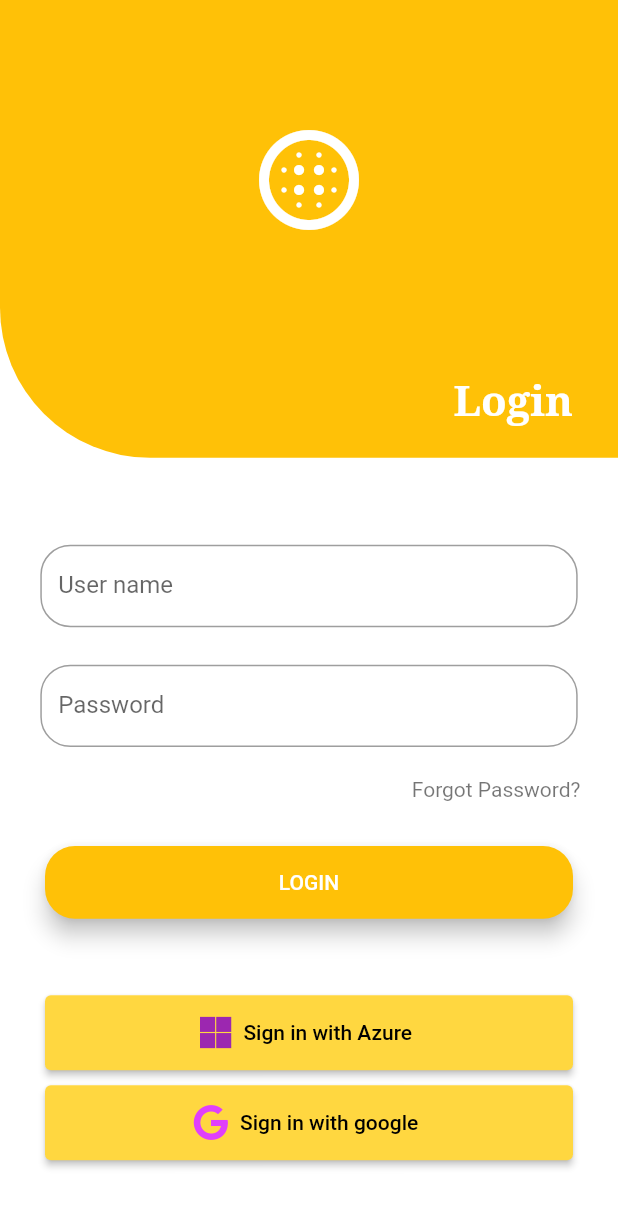
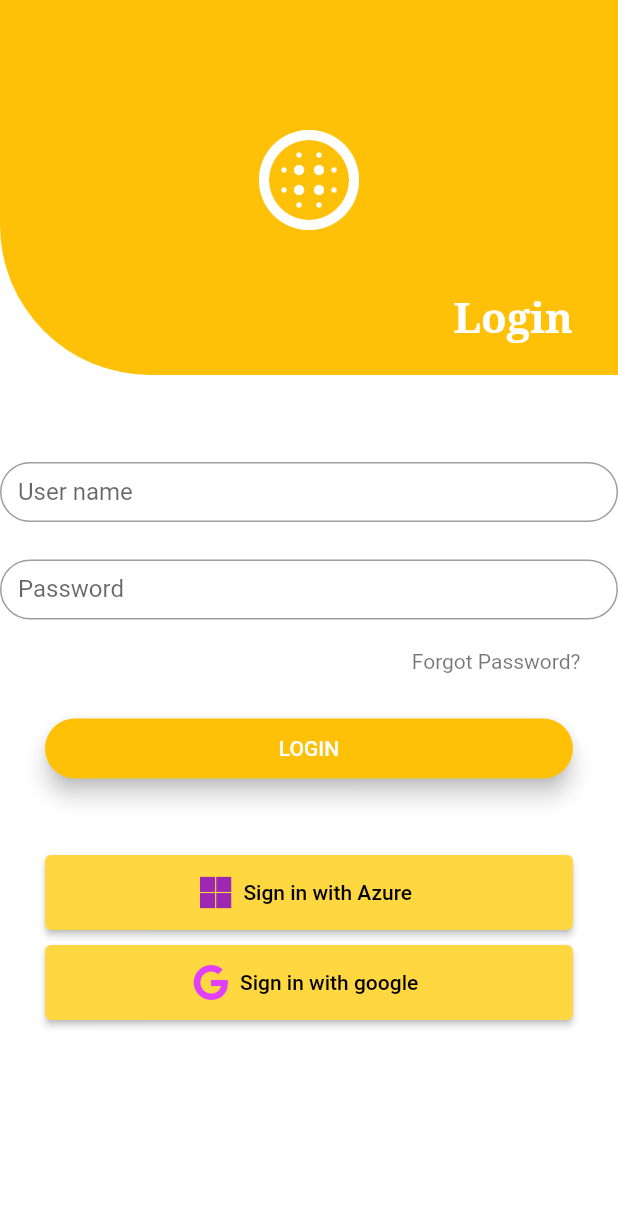
Before and after one commit to SimpleLogicm/flutter_sl_app, a Flutter app: the screen it shows after launch, on a phone screen of 412 x 824 dp. Shown: the top 1207 px of the screen. Run offline on Flutter 3.47's test engine with Material 2 defaults, Android fonts, the phone set to English and light mode, and no system bars; our stand-ins replace font_awesome_flutter, google_sign_in; missing offline and left inert: aad_oauth.

Commit message:
KArtik login screen hardcoded sizes

```diff
--- a/lib/ui/login_screen.dart
+++ b/lib/ui/login_screen.dart
@@ -65,7 +65,7 @@ final AadOAuth oAuth = AadOAuth(config);
           children: [
             Container(
               width: MediaQuery.of(context).size.width,
-              height: MediaQuery.of(context).size.height/2.7,
+              height: 250,
               decoration: BoxDecoration(
                   color: Colors.amber,
                   borderRadius: BorderRadius.only(bottomLeft: Radius.circular(100.0))
@@ -94,8 +94,8 @@ final AadOAuth oAuth = AadOAuth(config);
                     padding: const EdgeInsets.only(top: 8.0),
                     child: SizedBox(
 
-                      width: MediaQuery.of(context).size.width/1.15,
-                      height: MediaQuery.of(context).size.height/15,
+                      width: MediaQuery.of(context).size.width,
+                      height: 40,
                       child: TextField(
                           controller: email_TEF_controller,
                           decoration: InputDecoration(
@@ -111,8 +111,8 @@ final AadOAuth oAuth = AadOAuth(config);
                   Padding(
                     padding: const EdgeInsets.only(top: 25.0),
                     child: SizedBox(
-                      width: MediaQuery.of(context).size.width/1.15,
-                      height: MediaQuery.of(context).size.height/15,
+                      width: MediaQuery.of(context).size.width,
+                      height: 40,
                       child: TextField(
                           controller: password_TEF_controller,
                           decoration: InputDecoration(
@@ -142,7 +142,7 @@ final AadOAuth oAuth = AadOAuth(config);
             ),
             Container(
               margin: EdgeInsets.symmetric(horizontal: 30.0,vertical: 30.0),
-              height: MediaQuery.of(context).size.height/17,
+              height: 40,
               child: ElevatedButton(onPressed:() => Login("LoginWithIdPass"), child: Text('LOGIN'),style: ElevatedButton.styleFrom(
                 backgroundColor: Colors.amber,
                 elevation: 6.0,
@@ -202,7 +202,12 @@ final AadOAuth oAuth = AadOAuth(config);
           ],
         ),
       ),
+
+
+
+
     );
+
   }
 
   // void azurLoginClick() async
@@ -405,7 +410,7 @@ final AadOAuth oAuth = AadOAuth(config);
                   var isActive = value[0].isActive;
                   log("$isActive");
 
-                  nevigate_to_dashboard(isActive);
+                  nevigate_to_dashboard(isActive,user.email);
                 }
 
               });
```
Lines whose indentation alone changed are shown as unchanged.
